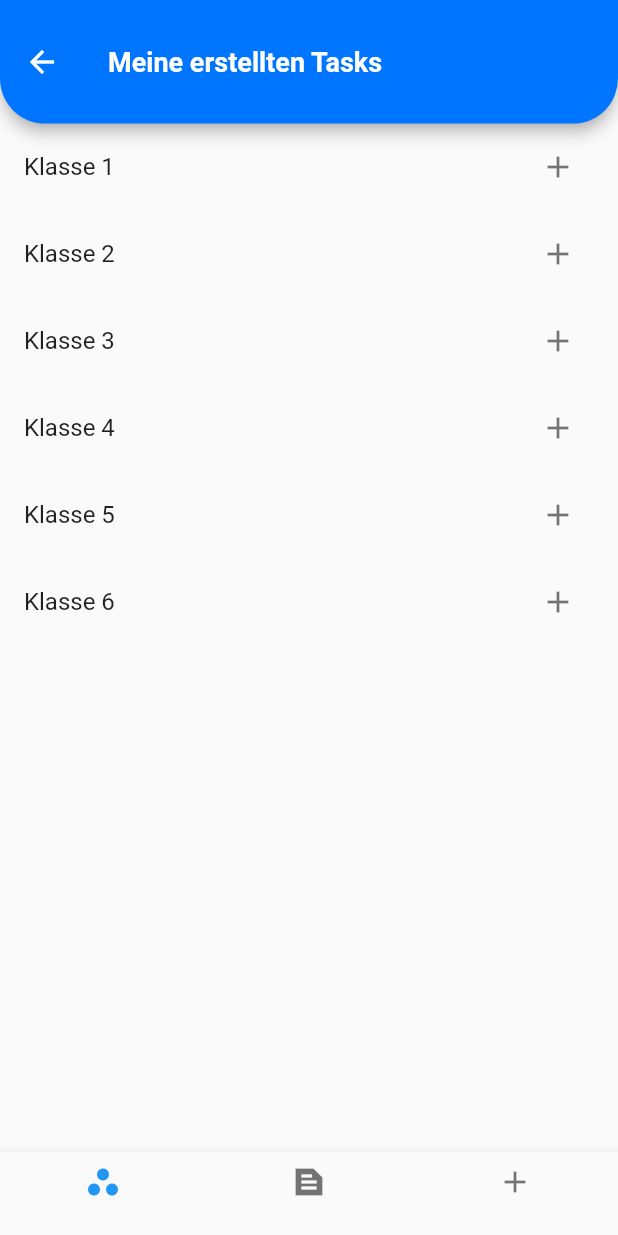
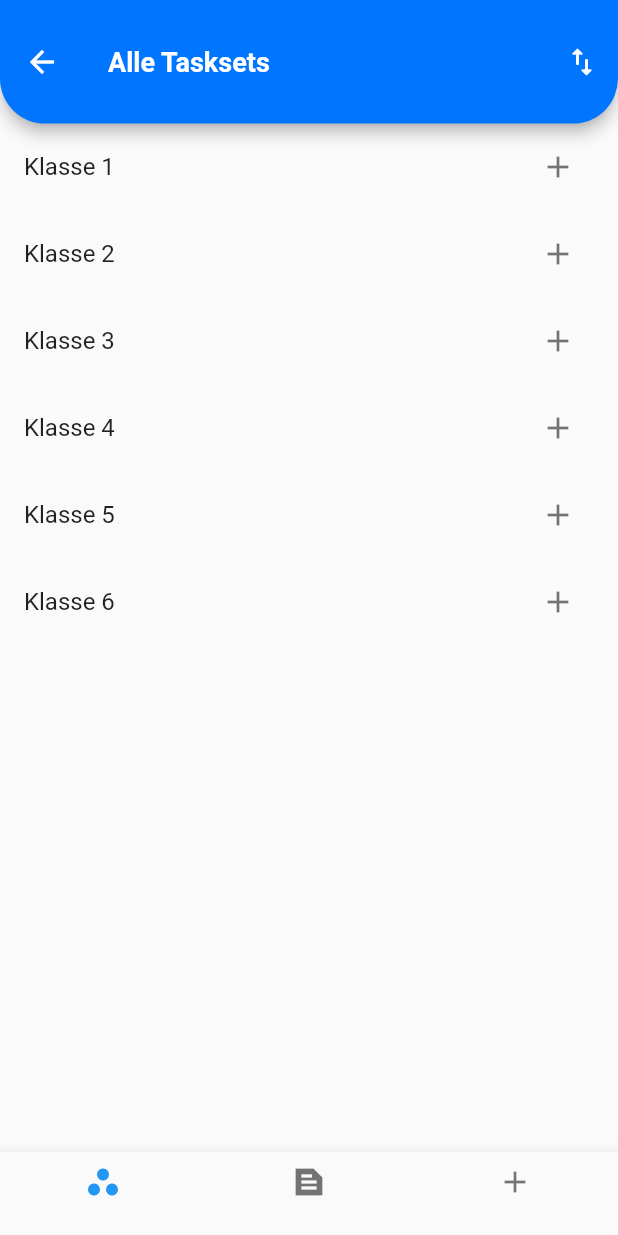
Before and after one commit to thm-mni-ii/lama, a Flutter app: the TasksetManageScreen screen opened by its route, on a phone screen of 412 x 824 dp. Run offline on Flutter 3.47's test engine with Material 2 defaults, Android fonts, the phone set to English and light mode, and no system bars; our stand-ins replace bloc, bubble, cached_network_image, equatable, flutter_bloc, flutter_markdown and 5 more; missing offline and left inert: dbcrypt; accounts and stored records are empty; Roboto replaces fonts that are missing (Ubuntu); project files that could hold a hidden picture were left out.

Commit message:
to sever continued

```diff
--- a/lama_app/lib/app/screens/admin_menu_folder/taskset_manage/screens/taskset_manage_screen.dart
+++ b/lama_app/lib/app/screens/admin_menu_folder/taskset_manage/screens/taskset_manage_screen.dart
@@ -3,10 +3,12 @@ import 'package:flutter_bloc/flutter_bloc.dart';
 import 'package:lama_app/app/screens/admin_menu_folder/taskset_manage/widgets/new_tasksets.dart';
 import 'package:lama_app/app/screens/admin_menu_folder/taskset_manage/widgets/taskset_expansion_tile_widget.dart';
 import 'package:lama_app/app/screens/admin_menu_folder/widgets/custom_appbar.dart';
+import 'package:lama_app/app/screens/taskset_option_screen.dart';
 // blocs
 
 //Lama default
 import 'package:lama_app/util/LamaColors.dart';
+import 'package:lama_app/util/LamaTextTheme.dart';
 
 import '../../../../bloc/taskset_options_bloc.dart';
 
@@ -36,6 +38,19 @@ class _TasksetManageScreenState extends State<TasksetManageScreen> {
     }
   }
 
+  String getNameOfScreen() {
+    switch (_currentPageIndex) {
+      case 0:
+        return "Alle Tasksets";
+      case 1:
+        return "Freigegebene Tasksets";
+      case 2:
+        return "Create new Taskset";
+      default:
+        return "Upsi";
+    }
+  }
+
   @override
   Widget build(BuildContext context) {
     Size screenSize = MediaQuery.of(context).size;
@@ -45,11 +60,32 @@ class _TasksetManageScreenState extends State<TasksetManageScreen> {
     return BlocProvider(
       create: (context) => TasksetOptionsBloc(),
       child: Scaffold(
-        resizeToAvoidBottomInset: false,//oder scrollable
-        appBar: CustomAppbar(
-          size: screenSize.width / 5,
-          titel: "Meine erstellten Tasks",
-          color: LamaColors.bluePrimary,
+        resizeToAvoidBottomInset: false, //oder scrollable
+        appBar: AppBar(
+          actions: [
+            IconButton(
+              onPressed: () => Navigator.push(
+                context,
+                MaterialPageRoute(
+                  builder: (context) => BlocProvider(
+                    create: (BuildContext context) => TasksetOptionsBloc(),
+                    child: OptionTaskScreen(),
+                  ),
+                ),
+              ),icon: Icon(Icons.import_export_rounded),
+            ),
+          ],
+          title: Text(
+            getNameOfScreen(),
+            style: LamaTextTheme.getStyle(fontSize: 18),
+          ),
+          toolbarHeight: screenSize.width / 5,
+          backgroundColor: LamaColors.bluePrimary,
+          shape: RoundedRectangleBorder(
+            borderRadius: BorderRadius.vertical(
+              bottom: Radius.circular(30),
+            ),
+          ),
         ),
         body: screenOfNavigator(_currentPageIndex),
         bottomNavigationBar: BottomNavigationBar(
--- a/lama_app/lib/app/screens/admin_menu_folder/taskset_manage/widgets/setup_taskset_body.dart
+++ b/lama_app/lib/app/screens/admin_menu_folder/taskset_manage/widgets/setup_taskset_body.dart
@@ -32,7 +32,6 @@ class _SetupTasksetBodyState extends State<SetupTasksetBody> {
       int.parse(_currentSelectedGrade!),
     );
     taskset.tasks = blocTaskset != null ? blocTaskset.tasks : [];
-    taskset.taskurl = TaskUrl(url: "");
     return taskset;
   }
 
```
Also changed, not shown: lama_app/lib/app/screens/admin_menu_folder/taskset_creation_card/screens/taskset_creation_cart_screen.dart (+42 -28 lines).
